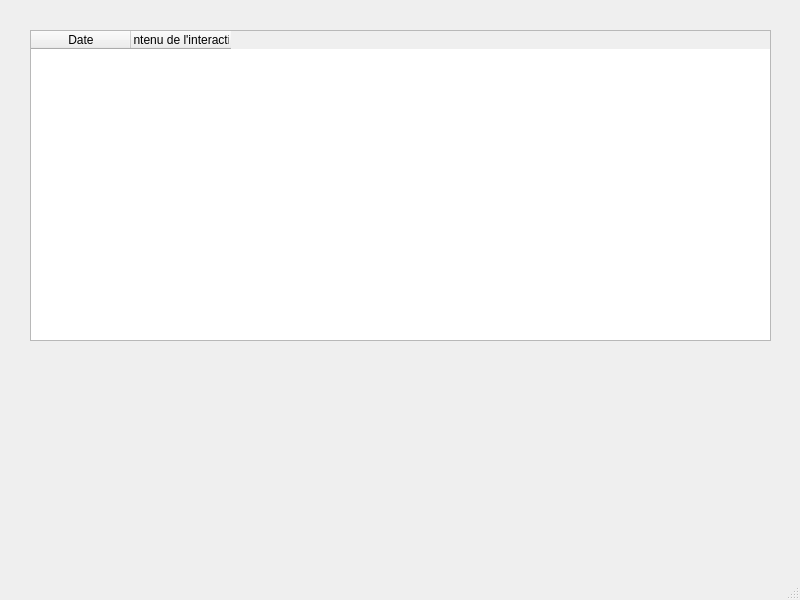
Qt form listinteraction.ui (Noa-Barbosa/Projet_CDAA) before a commit.
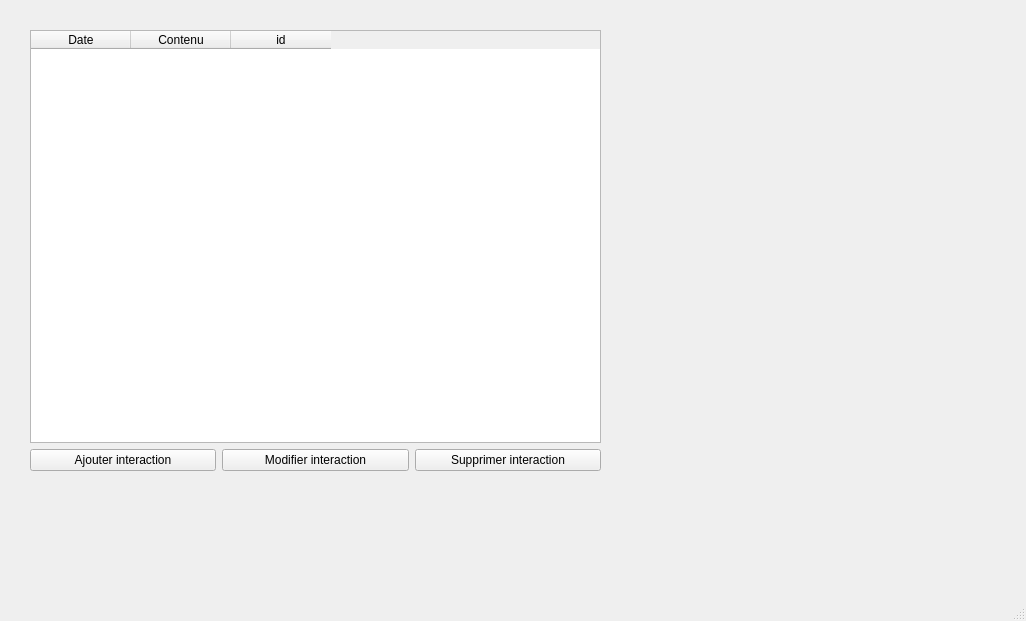
The same form after that commit.

Commit message:
Affichage interaction d'un contact et suppression
reste ajout interaction et modification

What changed in the file:
```diff
--- a/listinteraction.ui
+++ b/listinteraction.ui
@@ -6,23 +6,26 @@
    <rect>
     <x>0</x>
     <y>0</y>
-    <width>800</width>
-    <height>600</height>
+    <width>1026</width>
+    <height>621</height>
    </rect>
   </property>
   <property name="windowTitle">
    <string>Liste des intéractions</string>
   </property>
   <widget class="QWidget" name="centralwidget">
-   <widget class="QTableWidget" name="DataListInteraction">
+   <widget class="QWidget" name="gridLayoutWidget">
     <property name="geometry">
      <rect>
       <x>30</x>
       <y>30</y>
-      <width>741</width>
-      <height>311</height>
+      <width>571</width>
+      <height>441</height>
      </rect>
     </property>
+    <layout class="QGridLayout" name="gridLayout">
+     <item row="0" column="0">
+      <widget class="QTableWidget" name="DataListInteraction">
     <column>
      <property name="text">
       <string>Date</string>
@@ -30,9 +33,42 @@
     </column>
     <column>
      <property name="text">
-      <string>Contenu de l'interaction</string>
-     </property>
-    </column>
+         <string>Contenu</string>
+        </property>
+       </column>
+       <column>
+        <property name="text">
+         <string>id</string>
+        </property>
+       </column>
+      </widget>
+     </item>
+     <item row="1" column="0">
+      <layout class="QHBoxLayout" name="horizontalLayout">
+       <item>
+        <widget class="QPushButton" name="addInteractionPb">
+         <property name="text">
+          <string>Ajouter interaction</string>
+         </property>
+        </widget>
+       </item>
+       <item>
+        <widget class="QPushButton" name="editInteractionPb">
+         <property name="text">
+          <string>Modifier interaction</string>
+         </property>
+        </widget>
+       </item>
+       <item>
+        <widget class="QPushButton" name="deleteInteractionPb">
+         <property name="text">
+          <string>Supprimer interaction</string>
+         </property>
+        </widget>
+       </item>
+      </layout>
+     </item>
+    </layout>
    </widget>
   </widget>
   <widget class="QMenuBar" name="menubar">
```
Left out of the diff: 4 changed lines with no effect on the pictures. Lines whose indentation alone changed are shown as unchanged. The commit also changes 12 other files.
